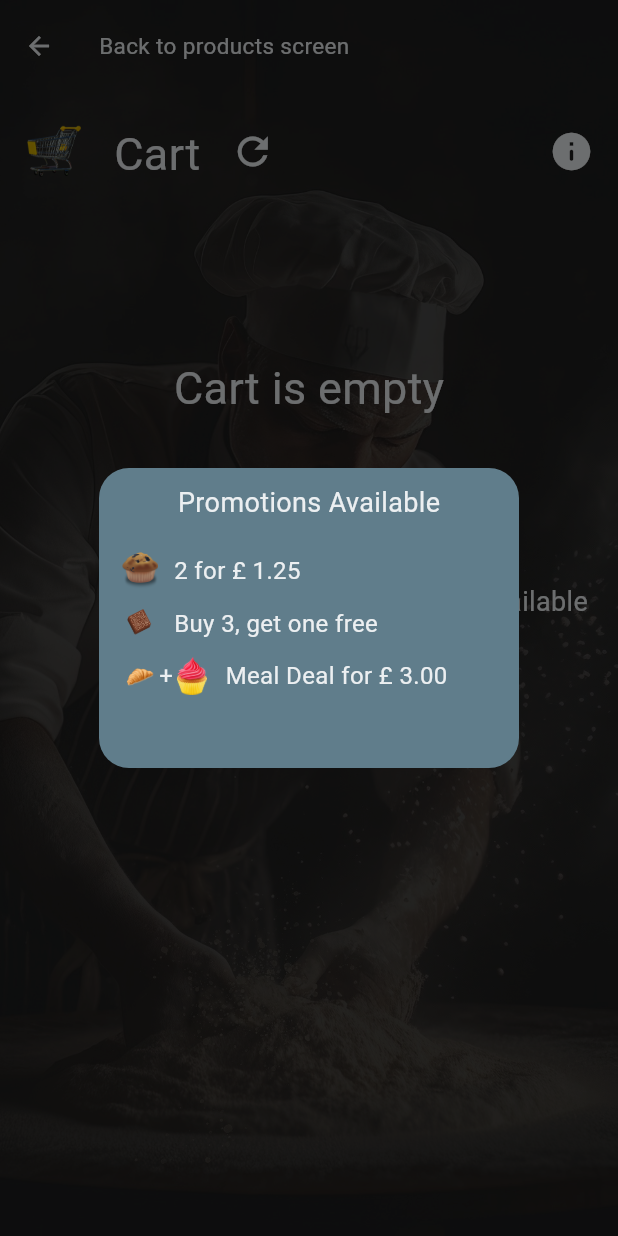
After one commit to hery-alex/fluro_test_application, a Flutter app: the ShoppingCartView screen opened by its route, after a tap on the "info" icon, on a phone screen of 412 x 824 dp. The commit adds this screen. Run offline on Flutter 3.47's test engine with Material 3 defaults, Android fonts, the phone set to English and light mode, and no system bars; our stand-ins replace rxdart.

Commit message:
promotion information on the cart

```diff
--- a/lib/screens/shopping_cart/shopping_cart_view.dart
+++ b/lib/screens/shopping_cart/shopping_cart_view.dart
@@ -5,6 +5,7 @@ import 'package:fluro_test_application/mixins/mixin_shopping_cart_view_helper.da
 import 'package:fluro_test_application/models/cart_models/cart_product_model.dart';
 import 'package:fluro_test_application/models/cart_models/cart_promotion_model.dart';
 import 'package:fluro_test_application/states/cart/cart_provider.dart';
+import 'package:fluro_test_application/widgets/promotions/promotions_information.dart';
 import 'package:flutter/material.dart';
 
 class ShoppingCartView extends StatelessWidget with MixinShoppingCartViewHelper,MixinProductCategory{
@@ -68,6 +69,26 @@ class ShoppingCartView extends StatelessWidget with MixinShoppingCartViewHelper,
                 Icons.refresh,
                 size: 30,
                   color: Colors.blueGrey[50],
+              ),
+            ),
+            Expanded(
+              child: Row(
+                mainAxisAlignment: MainAxisAlignment.end,
+                children: [
+                  InkWell(
+                    onTap: () async{
+                       await showDialog<bool>(
+                          context: context,
+                          builder: (context) => const PromotionInformation(),
+                        );
+                    },
+                    child: Icon(
+                      Icons.info_rounded,
+                      size: 30,
+                        color: Colors.blueGrey[50],
+                    ),
+                  ),
+                ],
               ),
             )
           ],
--- /dev/null
+++ b/lib/widgets/promotions/promotions_information.dart
@@ -0,0 +1,134 @@
+import 'package:fluro_test_application/assets/assets_images.dart';
+import 'package:flutter/material.dart';
+
+class PromotionInformation extends StatelessWidget {
+  const PromotionInformation({super.key});
+
+  @override
+  Widget build(BuildContext context) {
+    return AlertDialog(
+      contentPadding: EdgeInsets.zero,
+      content: Container(
+        decoration:const BoxDecoration(
+         color: Colors.blueGrey,
+         borderRadius: BorderRadius.all(Radius.circular(20))
+        ),
+        height: 200,
+        child: Column(
+          children: [
+           Container(
+            padding:const EdgeInsets.all(10),
+            child:  Text.rich(
+              textAlign: TextAlign.left,
+                  TextSpan(
+                    text: 'Promotions Available',
+                    style:  TextStyle(
+                      color: Colors.blueGrey[50],
+                      fontSize: 18,
+                    )
+                  )
+                ),
+           ),
+           const SizedBox(height: 10,),
+            Container(
+              padding: const EdgeInsets.symmetric(horizontal: 15),
+              child: Row(
+                mainAxisAlignment: MainAxisAlignment.start,
+                crossAxisAlignment: CrossAxisAlignment.center,
+                    children: [
+                      Expanded(
+                      flex: 10,
+                        child: Row(
+                        crossAxisAlignment: CrossAxisAlignment.center,
+                          children: [
+                            Image(image:FluroImageAssets.muffinIcon,width: 25,height:25,),
+                            const SizedBox(width: 10,),
+                            Text.rich(
+                            TextSpan(
+                              text: '2 for £ 1.25',
+                              style:  TextStyle(
+                                color: Colors.blueGrey[50],
+                                fontSize: 16,
+                              )
+                            )
+                            ),
+                          ],
+                        ),
+                      ),
+                    ]
+                ),
+            ),
+            const SizedBox(height: 10,),
+            Container(
+              padding: const EdgeInsets.symmetric(horizontal: 15),
+              child: Row(
+                mainAxisAlignment: MainAxisAlignment.start,
+                crossAxisAlignment: CrossAxisAlignment.center,
+                    children: [
+                      Expanded(
+                      flex: 10,
+                        child: Row(
+                        crossAxisAlignment: CrossAxisAlignment.center,
+                          children: [
+                            Image(image:FluroImageAssets.brownieIcon,width: 25,height:25,),
+                            const SizedBox(width: 10,),
+                            Text.rich(
+                            TextSpan(
+                              text: 'Buy 3, get one free',
+                              style:  TextStyle(
+                                color: Colors.blueGrey[50],
+                                fontSize: 16,
+                              )
+                            )
+                            ),
+                          ],
+                        ),
+                      ),
+                    ]
+                ),
+            ),
+            const SizedBox(height: 10,),
+            Container(
+              padding: const EdgeInsets.symmetric(horizontal: 15),
+              child: Row(
+                mainAxisAlignment: MainAxisAlignment.start,
+                crossAxisAlignment: CrossAxisAlignment.center,
+                    children: [
+                      Expanded(
+                      flex: 10,
+                        child: Row(
+                        crossAxisAlignment: CrossAxisAlignment.center,
+                          children: [
+                            Image(image:FluroImageAssets.croissantIcon,width: 25,height:25,),
+                            Text.rich(
+                             TextSpan(
+                              text: '+',
+                              style:  TextStyle(
+                                color: Colors.blueGrey[50],
+                                fontSize: 16,
+                              )
+                             )
+                            ),
+                             Image(image:FluroImageAssets.cupcakeIcon,width: 25,height:25,),
+                            const SizedBox(width: 10,),
+                            Text.rich(
+                            TextSpan(
+                              text: 'Meal Deal for £ 3.00',
+                              style:  TextStyle(
+                                color: Colors.blueGrey[50],
+                                fontSize: 16,
+                              )
+                            )
+                            ),
+                          ],
+                        ),
+                      ),
+                    ]
+                ),
+            ),
+          ],
+        ),
+      ),
+    );
+  }
+}
```
